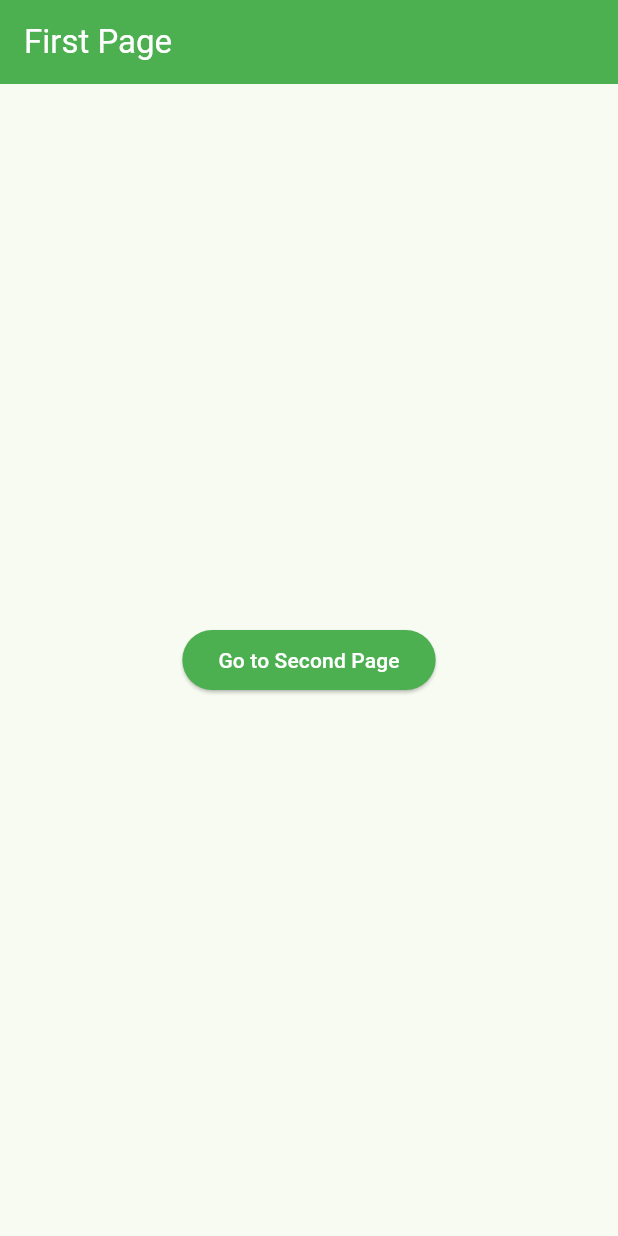
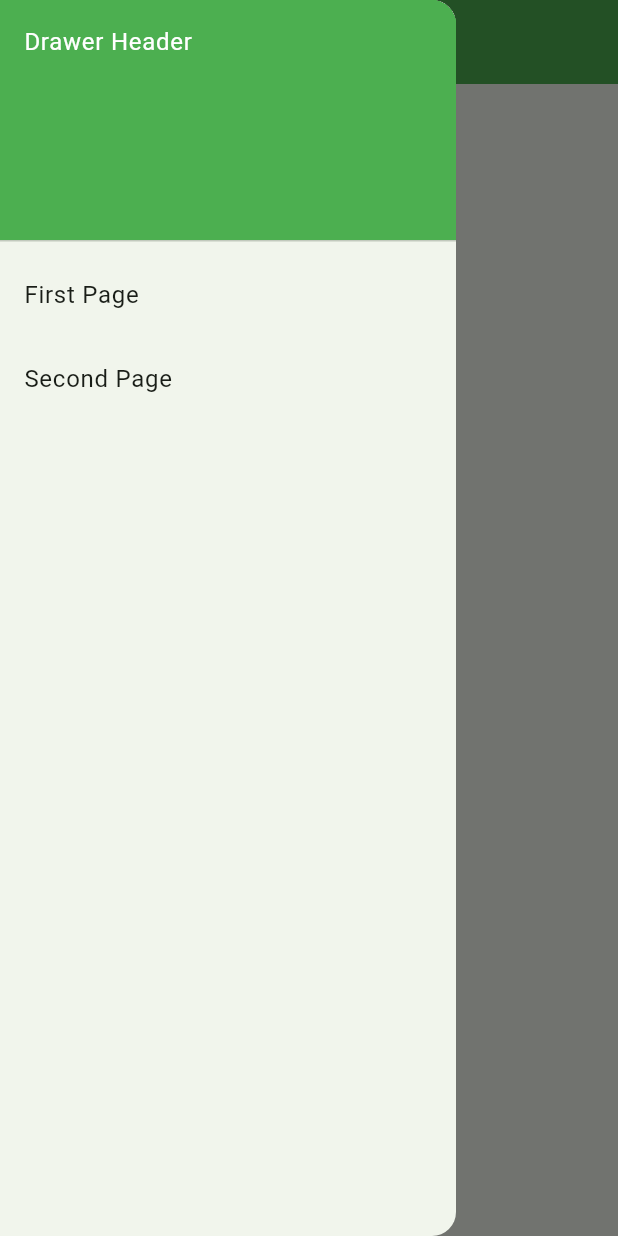
Before and after one commit to pmmoturi/second_flutter_app, a Flutter app: the screen it shows after launch, with the side drawer open (before the commit the screen has no drawer), on a phone screen of 412 x 824 dp. Run offline on Flutter 3.47's test engine with Material 3 defaults, Android fonts, the phone set to English and light mode, and no system bars.

Commit message:
Drawer added to both First page and second page. but it's quite redudant to add the same drawer to both pages & can introduce inconsistency.

```diff
--- a/lib/pages/first_page.dart
+++ b/lib/pages/first_page.dart
@@ -10,6 +10,34 @@ class FirstPage extends StatelessWidget {
       appBar: AppBar(
         title: const Text("First Page"),
       ),
+      drawer: Drawer(
+        child: ListView(
+          padding: EdgeInsets.zero,
+          children: [
+            DrawerHeader(
+                decoration: BoxDecoration(
+                  color: Colors.green,
+                ),
+                child: Text(
+                  'Drawer Header',
+                  style:
+                      TextStyle(color: Theme.of(context).colorScheme.onPrimary),
+                )),
+            ListTile(
+              title: Text('First Page'),
+              onTap: () {
+                Navigator.pushNamed(context, '/first');
+              },
+            ),
+            ListTile(
+              title: Text('Second Page'),
+              onTap: () {
+                Navigator.pushNamed(context, '/second');
+              },
+            ),
+          ],
+        ),
+      ),
       body: Center(
         child: ElevatedButton(
             onPressed: () {
--- a/lib/pages/second_page.dart
+++ b/lib/pages/second_page.dart
@@ -9,6 +9,34 @@ class SecondPage extends StatelessWidget {
     return Scaffold(
       appBar: AppBar(
         title: const Text("Second Page"),
+      ),
+      drawer: Drawer(
+        child: ListView(
+          padding: EdgeInsets.zero,
+          children: [
+            DrawerHeader(
+                decoration: BoxDecoration(
+                  color: Colors.green,
+                ),
+                child: Text(
+                  'Drawer Header',
+                  style:
+                      TextStyle(color: Theme.of(context).colorScheme.onPrimary),
+                )),
+            ListTile(
+              title: Text('First Page'),
+              onTap: () {
+                Navigator.pushNamed(context, '/first');
+              },
+            ),
+            ListTile(
+              title: Text('Second Page'),
+              onTap: () {
+                Navigator.pushNamed(context, '/second');
+              },
+            ),
+          ],
+        ),
       ),
       body: Center(
         child: Column(
```
Also changed, not shown: lib/pages/app_bar.dart (added).
